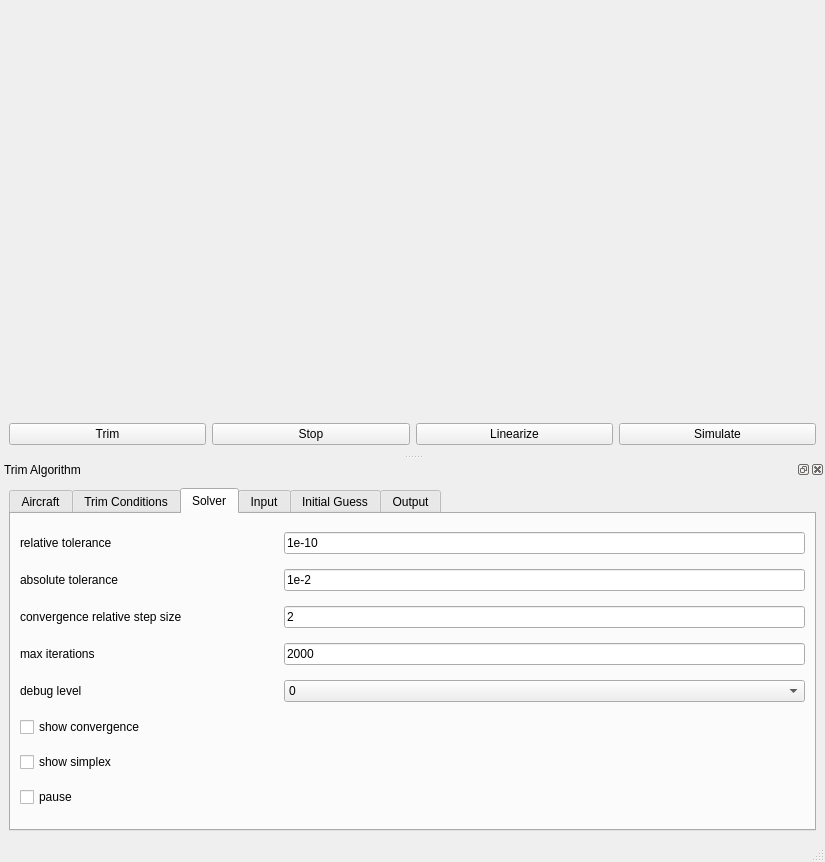
Above: app/trim/MainWindow.ui from fthgkc/mavsim before the change. Below: the same form after it.
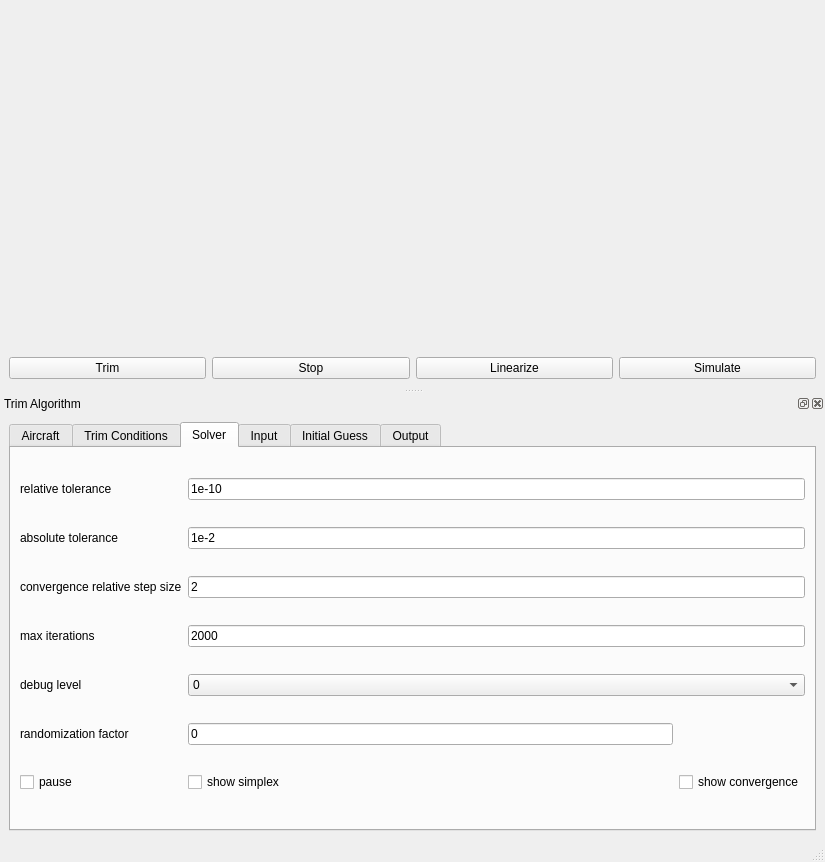
That is the form after the change. The open tabs and pages were chosen to show the change. Custom widgets are drawn as their Qt base class.

```diff
--- a/app/trim/MainWindow.ui
+++ b/app/trim/MainWindow.ui
@@ -71,8 +71,8 @@
    </property>
    <property name="minimumSize">
     <size>
-     <width>512</width>
-     <height>380</height>
+     <width>685</width>
+     <height>446</height>
     </size>
    </property>
    <property name="windowTitle">
@@ -438,13 +438,6 @@
            </property>
           </widget>
          </item>
-         <item row="5" column="0">
-          <widget class="QCheckBox" name="checkBox_showConvergence">
-           <property name="text">
-            <string>show convergence</string>
-           </property>
-          </widget>
-         </item>
          <item row="1" column="1" colspan="2">
           <widget class="QLineEdit" name="lineEdit_abstol">
            <property name="text">
@@ -466,13 +459,6 @@
            </property>
           </widget>
          </item>
-         <item row="6" column="0">
-          <widget class="QCheckBox" name="checkBox_showSimplex">
-           <property name="text">
-            <string>show simplex</string>
-           </property>
-          </widget>
-         </item>
          <item row="4" column="1" colspan="2">
           <widget class="QComboBox" name="comboBox_debugLevel">
            <item>
@@ -513,6 +499,34 @@
            </property>
           </widget>
          </item>
+         <item row="7" column="1">
+          <widget class="QCheckBox" name="checkBox_showSimplex">
+           <property name="text">
+            <string>show simplex</string>
+           </property>
+          </widget>
+         </item>
+         <item row="7" column="2">
+          <widget class="QCheckBox" name="checkBox_showConvergence">
+           <property name="text">
+            <string>show convergence</string>
+           </property>
+          </widget>
+         </item>
+         <item row="6" column="0">
+          <widget class="QLabel" name="label_44">
+           <property name="text">
+            <string>randomization factor</string>
+           </property>
+          </widget>
+         </item>
+         <item row="6" column="1">
+          <widget class="QLineEdit" name="lineEdit_random">
+           <property name="text">
+            <string>0</string>
+           </property>
+          </widget>
+         </item>
         </layout>
        </widget>
        <widget class="QWidget" name="tab_6">
```
Left out of the diff: 2 changed lines with no effect on the pictures.
